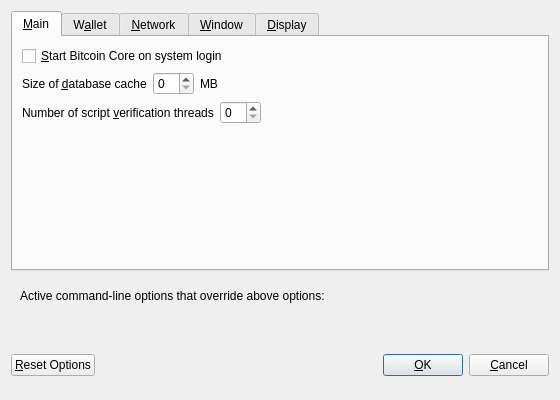
Above: src/qt/forms/optionsdialog.ui from badcoin-net/Badcoin before the change. Below: the same form after it.
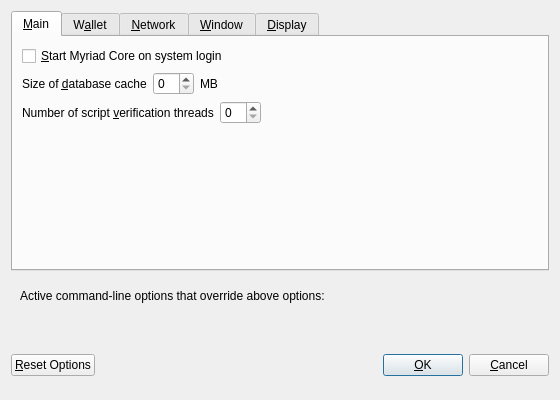
That is the form after the change. Custom widgets are drawn as their Qt base class.

The edit to the form file:
```diff
--- a/src/qt/forms/optionsdialog.ui
+++ b/src/qt/forms/optionsdialog.ui
@@ -33,7 +33,7 @@
           <string>Automatically start Bitcoin Core after logging in to the system.</string>
          </property>
          <property name="text">
-          <string>&amp;Start Bitcoin Core on system login</string>
+          <string>&amp;Start Myriad Core on system login</string>
          </property>
         </widget>
        </item>
```
Left out of the diff: 6 changed lines with no effect on the pictures.
